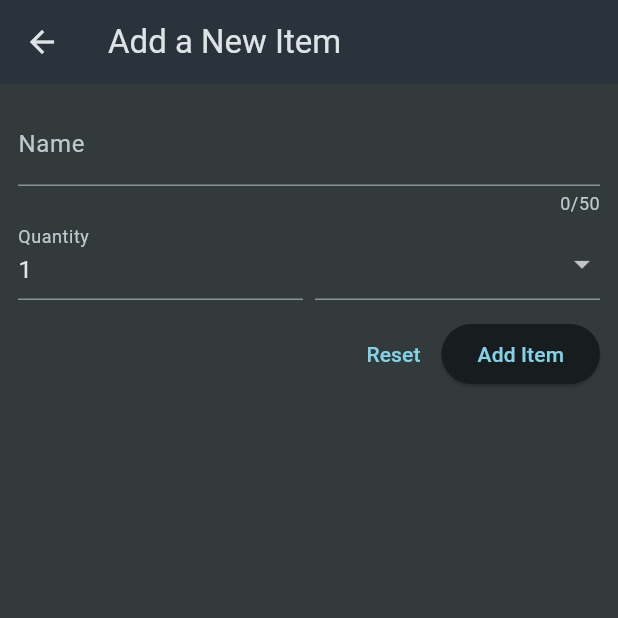
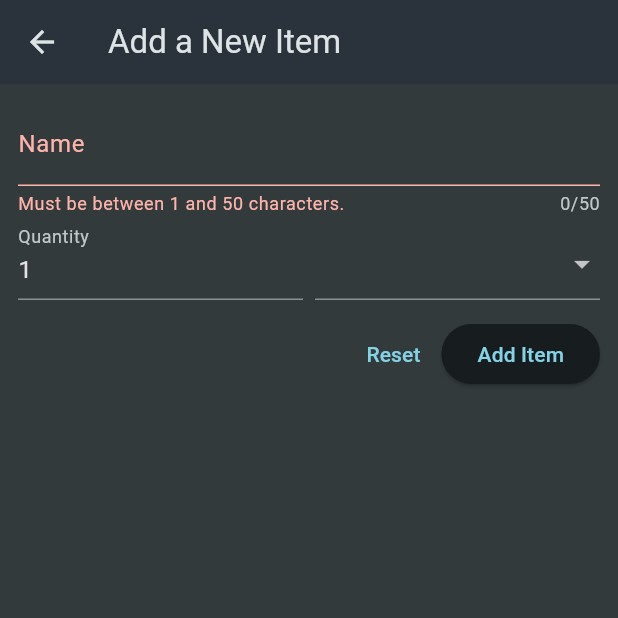
Before and after one commit to mohdshahzil/shopping_list, a Flutter app: the NewItem screen opened directly, after a tap on "Add Item", on a phone screen of 412 x 824 dp, the top half of it. Run offline on Flutter 3.47's test engine with Material 3 defaults, Android fonts, the phone set to English and light mode, and no system bars.

```diff
--- a/lib/widgets/new_item.dart
+++ b/lib/widgets/new_item.dart
@@ -9,6 +9,11 @@ class NewItem extends StatefulWidget {
 }
 
 class _NewItemState extends State<NewItem> {
+  final _formkey = GlobalKey<FormState>();
+  void _saveItem() {
+    _formkey.currentState!.validate();
+  }
+
   @override
   Widget build(BuildContext context) {
     return Scaffold(
@@ -18,6 +23,7 @@ class _NewItemState extends State<NewItem> {
       body: Padding(
         padding: const EdgeInsets.all(12),
         child: Form(
+          key: _formkey,
           child: Column(
             children: [
               TextFormField(
@@ -43,6 +49,7 @@ class _NewItemState extends State<NewItem> {
                       decoration: const InputDecoration(
                         label: Text('Quantity'),
                       ),
+                      keyboardType: TextInputType.number,
                       initialValue: '1',
                       validator: (value) {
                         if (value == null ||
@@ -84,9 +91,13 @@ class _NewItemState extends State<NewItem> {
               Row(
                 mainAxisAlignment: MainAxisAlignment.end,
                 children: [
-                  TextButton(onPressed: () {}, child: const Text('Reset')),
+                  TextButton(
+                      onPressed: () {
+                        _formkey.currentState!.reset();
+                      },
+                      child: const Text('Reset')),
                   ElevatedButton(
-                      onPressed: () {}, child: const Text('Add Item'))
+                      onPressed: _saveItem, child: const Text('Add Item'))
                 ],
               )
             ],
```
